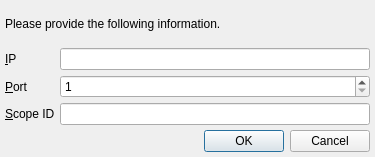
Above: GoldBug-UI/ipinformation.ui from xloem/spot-on-svn before the change. Below: the same form after it.
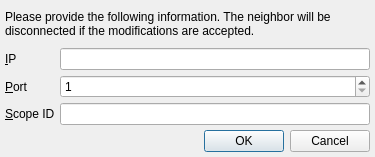
That is the form after the change. Icons and pictures are not drawn.

Commit message: Disconnect neighbors if their IP information is modified.

Diff of the .ui file:
```diff
--- a/GoldBug-UI/ipinformation.ui
+++ b/GoldBug-UI/ipinformation.ui
@@ -24,7 +24,10 @@
    <item>
     <widget class="QLabel" name="message">
      <property name="text">
-      <string>Please provide the following information.</string>
+      <string>&lt;html&gt;&lt;head/&gt;&lt;body&gt;&lt;p&gt;Please provide the following information. The neighbor will be disconnected if the modifications are accepted.&lt;/p&gt;&lt;/body&gt;&lt;/html&gt;</string>
+     </property>
+     <property name="wordWrap">
+      <bool>true</bool>
      </property>
     </widget>
    </item>
```
The commit also changes 2 other files.
